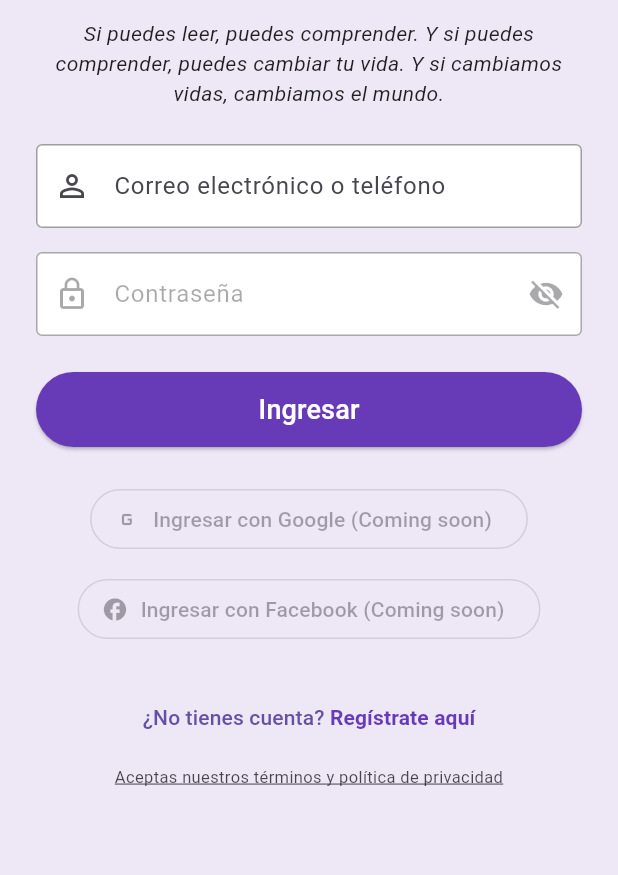
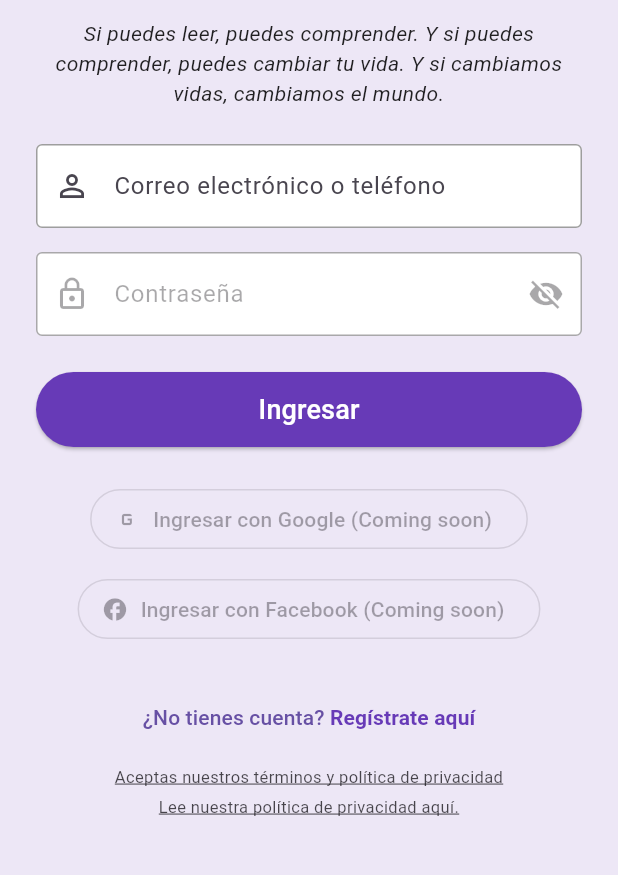
Before and after one commit to giovannihr2004/lg2, a Flutter app: the LoginScreen screen opened directly, on a phone screen of 412 x 824 dp, the part 330-1205 px from its top. Run offline on Flutter 3.47's test engine with Material 3 defaults, Android fonts, the phone set to English and light mode, and no system bars; our stand-ins replace firebase_auth, firebase_core, google_sign_in; missing offline and left inert: flutter_facebook_auth; accounts and stored records are empty; generated files the repository leaves out were written again.

Commit message:
✅ Enlace funcional a política de privacidad agregado en login_screen.dart - 14/05/2025

```diff
--- a/lib/screens/auth/login_screen.dart
+++ b/lib/screens/auth/login_screen.dart
@@ -1,8 +1,8 @@
 // -----------------------------------------------------------------------------
 // 📄 Archivo: login_screen.dart
 // 📍 Ubicación: lib/screens/auth/login_screen.dart
-// 📝 Descripción: Pantalla de login con validaciones, animaciones y enlace legal
-// 📅 Última actualización: 14/05/2025 - 14:58 (Hora de Colombia)
+// 📝 Descripción: Pantalla de login con validaciones, animaciones y enlaces legales
+// 📅 Última actualización: 14/05/2025 - 15:18 (Hora de Colombia)
 // -----------------------------------------------------------------------------
 
 // -----------------------------------------------------------------------------
@@ -338,7 +338,7 @@ class _LoginScreenState extends State<LoginScreen>
 
               const SizedBox(height: 24),
 
-              // 4.7 Enlaces de navegación
+              // 4.7 Enlace a registro
               TextButton(
                 onPressed: () => Navigator.pushNamed(context, '/register'),
                 child: Text.rich(
@@ -359,6 +359,7 @@ class _LoginScreenState extends State<LoginScreen>
 
               const SizedBox(height: 8),
 
+              // 4.8 Enlace a términos y privacidad
               GestureDetector(
                 onTap: () => Navigator.pushNamed(context, '/terms'),
                 child: Text(
@@ -366,9 +367,22 @@ class _LoginScreenState extends State<LoginScreen>
                   textAlign: TextAlign.center,
                   style: TextStyle(
                     fontSize: 11,
-                    color: theme.textTheme.bodySmall?.color?.withAlpha(
-                      204,
-                    ), // 204 ≈ 80% opacidad
+                    color: theme.textTheme.bodySmall?.color?.withAlpha(204),
+                    decoration: TextDecoration.underline,
+                  ),
+                ),
+              ),
+
+              const SizedBox(height: 4),
+
+              GestureDetector(
+                onTap: () => Navigator.pushNamed(context, '/privacy'),
+                child: Text(
+                  'Lee nuestra política de privacidad aquí.',
+                  textAlign: TextAlign.center,
+                  style: TextStyle(
+                    fontSize: 11,
+                    color: theme.textTheme.bodySmall?.color?.withAlpha(204),
                     decoration: TextDecoration.underline,
                   ),
                 ),
```
